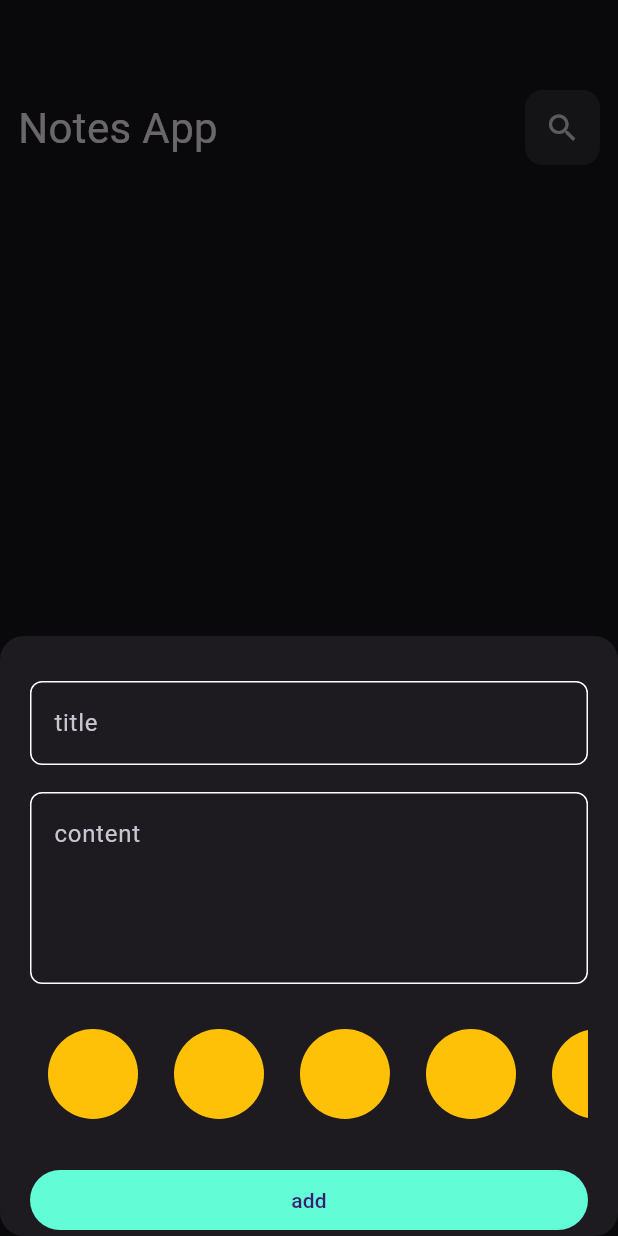
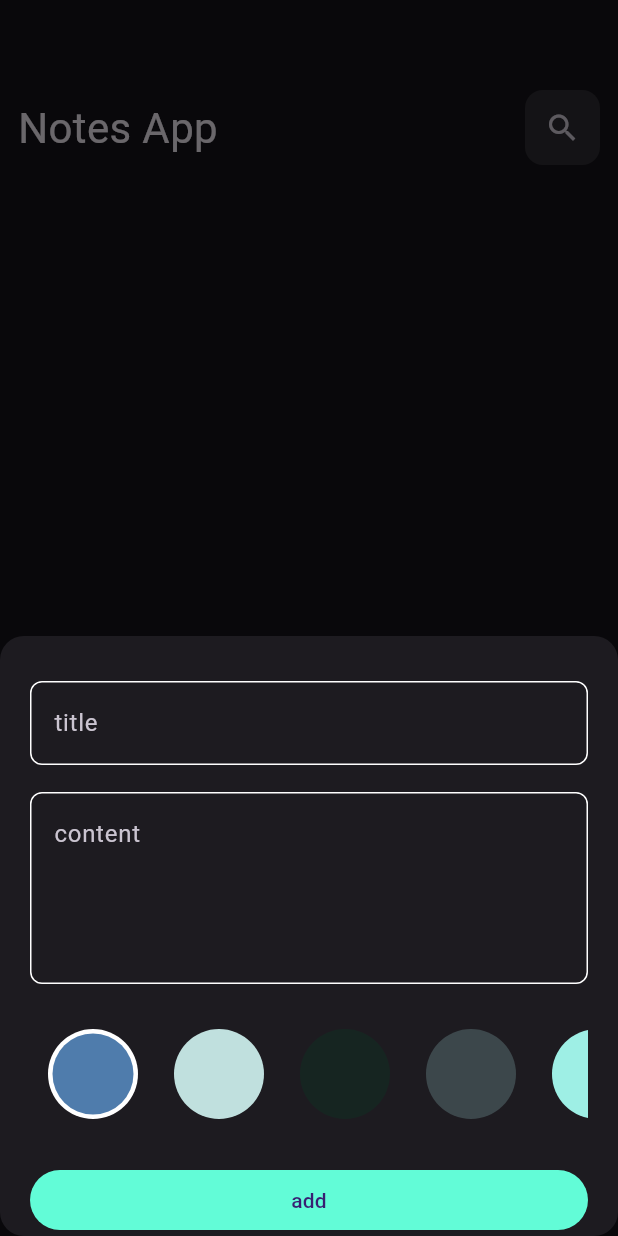
Before and after one commit to mO7MeD11/notes_app, a Flutter app: the screen it shows after launch, after a tap on the "add" icon, on a phone screen of 412 x 824 dp. Run offline on Flutter 3.47's test engine with Material 3 defaults, Android fonts, the phone set to English and light mode, and no system bars; our stand-ins replace flutter_bloc, hive, hive_flutter, modal_progress_hud_nsn; accounts and stored records are empty.

Commit message:
complete color list view

```diff
--- a/lib/widgets/add_note_form.dart
+++ b/lib/widgets/add_note_form.dart
@@ -76,19 +76,42 @@ class _AddNoteFormState extends State<AddNoteForm> {
 }
 
 class ColorItem extends StatelessWidget {
-  const ColorItem({super.key});
+  const ColorItem({super.key, required this.isActive, required this.color});
+
+  final bool isActive;
+  final Color color;
 
   @override
   Widget build(BuildContext context) {
     return Padding(
       padding: const EdgeInsets.symmetric(horizontal: 12),
-      child: CircleAvatar(backgroundColor: Colors.amber, radius: 30),
+      child: isActive
+          ? CircleAvatar(
+              backgroundColor: Colors.white,
+              radius: 30,
+              child: CircleAvatar(backgroundColor: color, radius: 27),
+            )
+          : CircleAvatar(backgroundColor: color, radius: 30),
     );
   }
 }
 
-class ColorListView extends StatelessWidget {
+class ColorListView extends StatefulWidget {
   const ColorListView({super.key});
+
+  @override
+  State<ColorListView> createState() => _ColorListViewState();
+}
+
+class _ColorListViewState extends State<ColorListView> {
+  int currentIndex = 0;
+  List<Color> colors = [
+    Color(0xff4F7CAC),
+    Color(0xffC0E0DE),
+    Color(0xff162521),
+    Color(0xff3C474B),
+    Color(0xff9EEFE5),
+  ];
 
   @override
   Widget build(BuildContext context) {
@@ -96,9 +119,18 @@ class ColorListView extends StatelessWidget {
       height: 60,
       child: ListView.builder(
         scrollDirection: Axis.horizontal,
-        itemCount: 10,
+        itemCount: colors.length,
         itemBuilder: (context, index) {
-          return ColorItem();
+          return GestureDetector(
+            onTap: () {
+              currentIndex = index;
+              setState(() {});
+            },
+            child: ColorItem(
+              isActive: currentIndex == index,
+              color: colors[index],
+            ),
+          );
         },
       ),
     );
```
